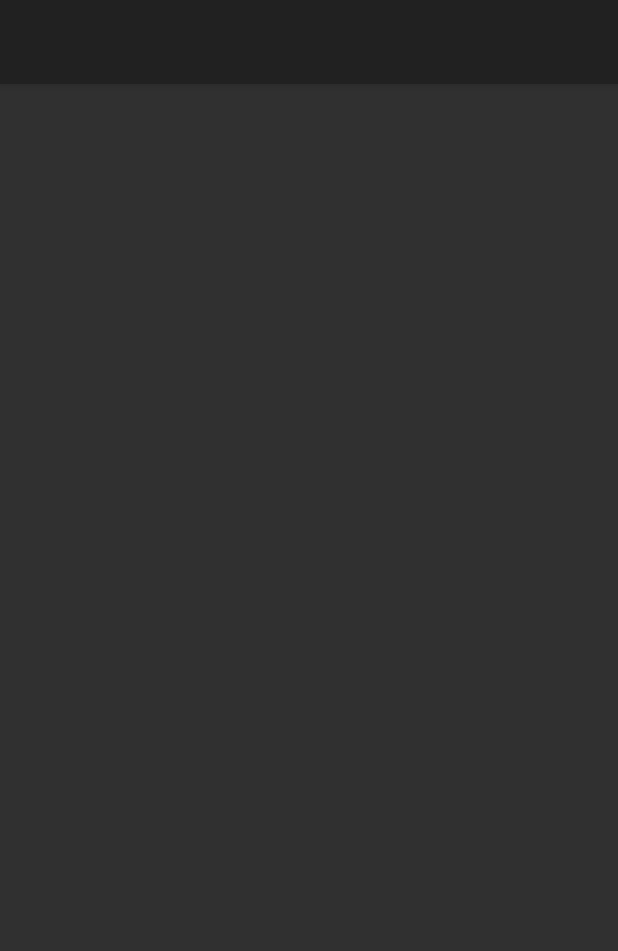
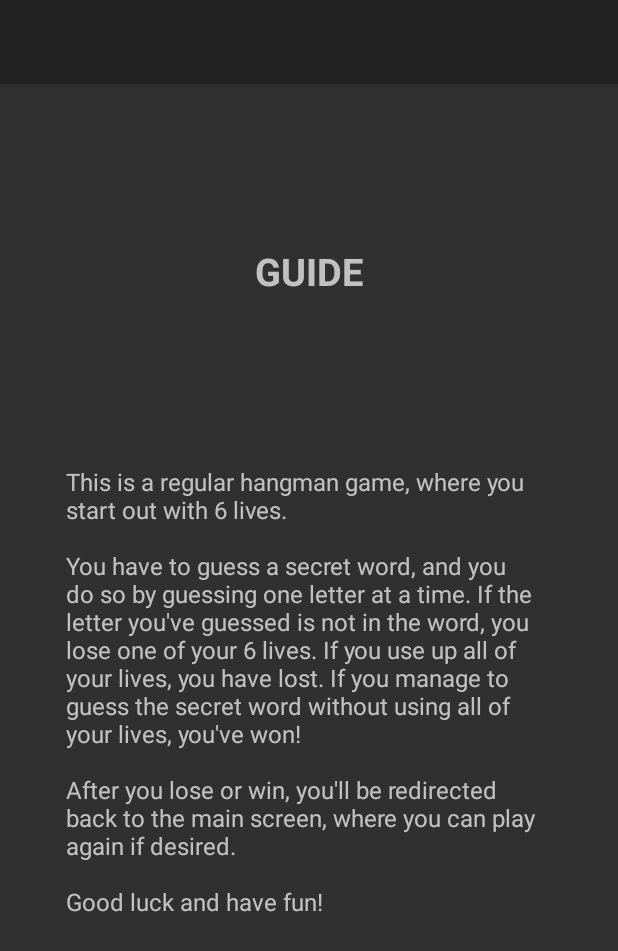
Before and after one commit to Gr16-DistributedSystems-DTU-2018/DistributedHangmanAndroid, an Android app: the GuideActivity screen opened directly, with no data from a screen before it, on a phone screen of 412 x 824 dp. Shown: the top 951 px of the screen. Run offline under Robolectric (Android 15) with nearby library versions, the phone set to English and light mode, and no system bars.

Commit message:
Committing new files.

```diff
--- a/app/build.gradle
+++ b/app/build.gradle
@@ -26,5 +26,6 @@ dependencies {
     })
     compile 'com.android.support:appcompat-v7:26.+'
     compile 'com.android.support.constraint:constraint-layout:1.0.2'
+    compile 'com.android.support:support-v4:26.+'
     testCompile 'junit:junit:4.12'
 }
--- a/app/src/main/java/io/inabsentia/superhangman/GameLogic.java
+++ b/app/src/main/java/io/inabsentia/superhangman/GameLogic.java
@@ -39,8 +39,8 @@ public class GameLogic {
     public void init() throws Exception {
         secretWord = "";
         hiddenWord = "";
-        secretWord = getRandomWord();
-        hiddenWord = createHiddenWord();
+        secretWord = getRandomWord().toLowerCase();
+        hiddenWord = createHiddenWord().toLowerCase();
         lives = MAXIMUM_LIVES;
         wrongGuessCount = 0;
         usedLettersList.clear();
--- a/app/src/main/res/layout/activity_guide.xml
+++ b/app/src/main/res/layout/activity_guide.xml
@@ -1,9 +1,48 @@
 <?xml version="1.0" encoding="utf-8"?>
 <android.support.constraint.ConstraintLayout
     xmlns:android="http://schemas.android.com/apk/res/android"
+    xmlns:app="http://schemas.android.com/apk/res-auto"
     xmlns:tools="http://schemas.android.com/tools"
     android:layout_width="match_parent"
     android:layout_height="match_parent"
     tools:context="io.inabsentia.superhangman.GuideActivity">
 
+    <TextView
+        android:id="@+id/guide_text"
+        android:layout_width="325dp"
+        android:layout_height="339dp"
+        android:layout_marginBottom="8dp"
+        android:layout_marginEnd="8dp"
+        android:layout_marginLeft="8dp"
+        android:layout_marginRight="8dp"
+        android:layout_marginStart="8dp"
+        android:layout_marginTop="8dp"
+        android:text="This is a regular hangman game, where you start out with 6 lives.\n\nYou have to guess a secret word, and you do so by guessing one letter at a time. If the letter you've guessed is not in the word, you lose one of your 6 lives. If you use up all of your lives, you have lost. If you manage to guess the secret word without using all of your lives, you've won!\n\nAfter you lose or win, you'll be redirected back to the main screen, where you can play again if desired.\n\nGood luck and have fun!"
+        android:textSize="16sp"
+        app:layout_constraintBottom_toBottomOf="parent"
+        app:layout_constraintLeft_toLeftOf="parent"
+        app:layout_constraintRight_toRightOf="parent"
+        app:layout_constraintTop_toTopOf="parent"
+        app:layout_constraintVertical_bias="0.596"
+        app:layout_constraintHorizontal_bias="0.511"/>
+
+    <TextView
+        android:layout_width="142dp"
+        android:layout_height="44dp"
+        android:layout_marginBottom="8dp"
+        android:layout_marginEnd="8dp"
+        android:layout_marginLeft="8dp"
+        android:layout_marginRight="8dp"
+        android:layout_marginStart="8dp"
+        android:layout_marginTop="8dp"
+        android:text="GUIDE"
+        android:textAlignment="center"
+        android:textSize="25sp"
+        android:textStyle="bold"
+        app:layout_constraintBottom_toTopOf="@+id/guide_text"
+        app:layout_constraintLeft_toLeftOf="parent"
+        app:layout_constraintRight_toRightOf="parent"
+        app:layout_constraintTop_toTopOf="parent"
+        app:layout_constraintVertical_bias="0.511"/>
+
 </android.support.constraint.ConstraintLayout>
```
